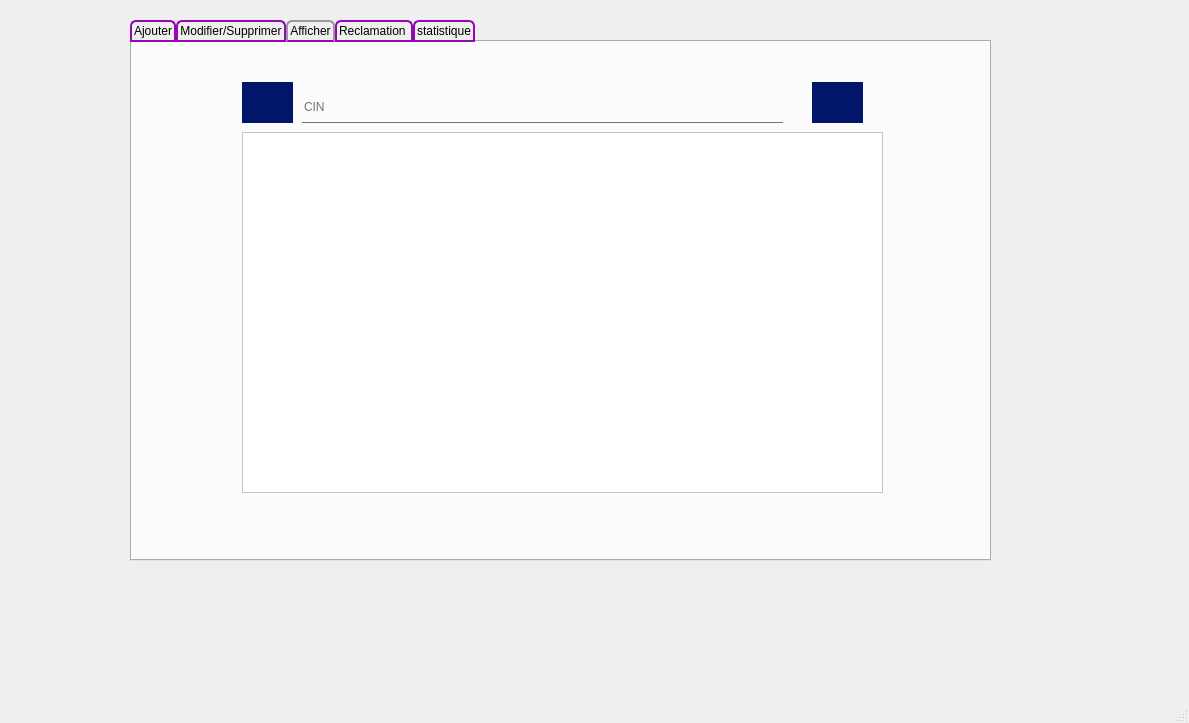
This is mainwindow.ui in eyabensaid/QTprojet as Qt 5 draws it before an edit. The edited form follows.
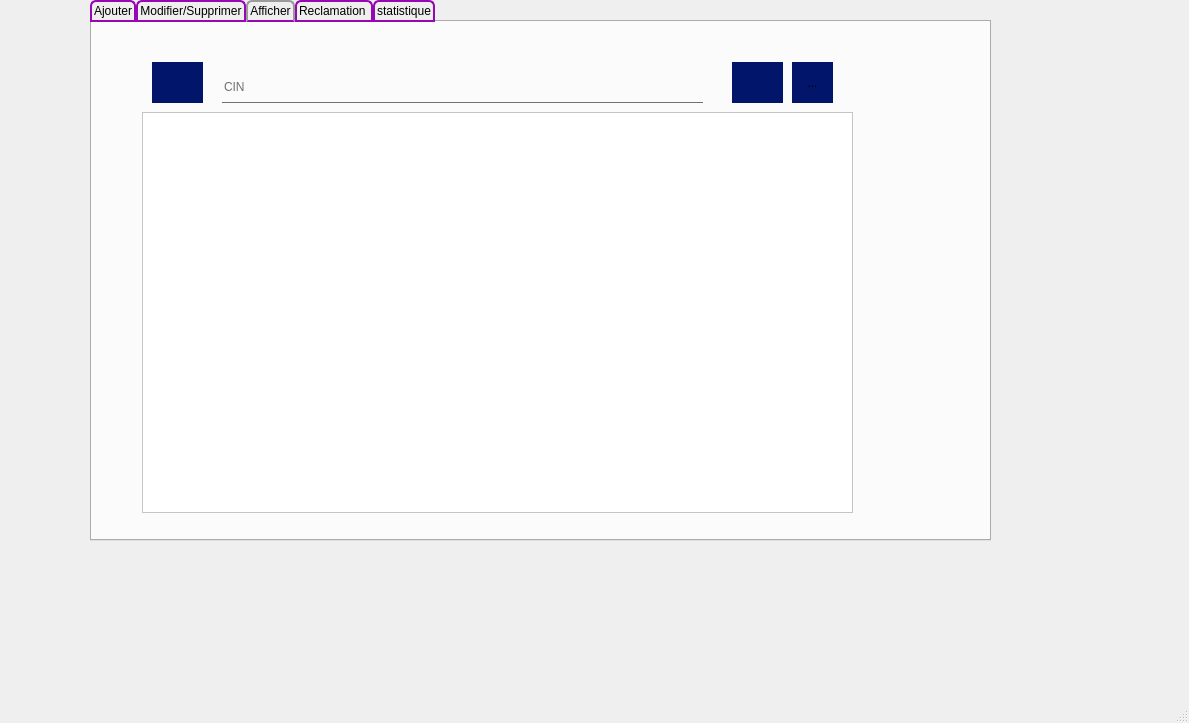
This is the edited form. Icons and pictures are not drawn.

Diff of the .ui file:
```diff
--- a/mainwindow.ui
+++ b/mainwindow.ui
@@ -20,9 +20,9 @@
    <widget class="QTabWidget" name="tabWidget">
     <property name="geometry">
      <rect>
-      <x>130</x>
-      <y>20</y>
-      <width>861</width>
+      <x>90</x>
+      <y>0</y>
+      <width>901</width>
       <height>541</height>
      </rect>
     </property>
@@ -413,10 +413,10 @@
      <widget class="QTableView" name="tab_client">
       <property name="geometry">
        <rect>
-        <x>110</x>
+        <x>50</x>
         <y>90</y>
-        <width>641</width>
-        <height>361</height>
+        <width>711</width>
+        <height>401</height>
        </rect>
       </property>
       <property name="styleSheet">
@@ -426,7 +426,7 @@
      <widget class="QLineEdit" name="lineEdit_11">
       <property name="geometry">
        <rect>
-        <x>170</x>
+        <x>130</x>
         <y>50</y>
         <width>481</width>
         <height>31</height>
@@ -452,7 +452,7 @@
      <widget class="QToolButton" name="toolButton_5">
       <property name="geometry">
        <rect>
-        <x>110</x>
+        <x>60</x>
         <y>40</y>
         <width>51</width>
         <height>41</height>
@@ -490,7 +490,7 @@
      <widget class="QToolButton" name="toolButton_6">
       <property name="geometry">
        <rect>
-        <x>680</x>
+        <x>640</x>
         <y>40</y>
         <width>51</width>
         <height>41</height>
@@ -525,6 +525,44 @@
        </size>
       </property>
      </widget>
+     <widget class="QToolButton" name="B_tri">
+      <property name="geometry">
+       <rect>
+        <x>700</x>
+        <y>40</y>
+        <width>41</width>
+        <height>41</height>
+       </rect>
+      </property>
+      <property name="styleSheet">
+       <string notr="true">QPushButton{
+background:#01166B;
+border-radius:60px;
+}
+QToolButton{
+background:#01166B;
+border-radius:60px;} 
+
+QToolButton::hover{
+background:#9708B4;
+border-radius:60px;
+}
+</string>
+      </property>
+      <property name="text">
+       <string>...</string>
+      </property>
+      <property name="icon">
+       <iconset resource="icons/icons.qrc">
+        <normaloff>:/icons8-mises-à-jour-disponibles-64.png</normaloff>:/icons8-mises-à-jour-disponibles-64.png</iconset>
+      </property>
+      <property name="iconSize">
+       <size>
+        <width>80</width>
+        <height>80</height>
+       </size>
+      </property>
+     </widget>
     </widget>
     <widget class="QWidget" name="tab_5">
      <attribute name="title">
```
Left out of the diff: 43 changed lines with no effect on the pictures.
